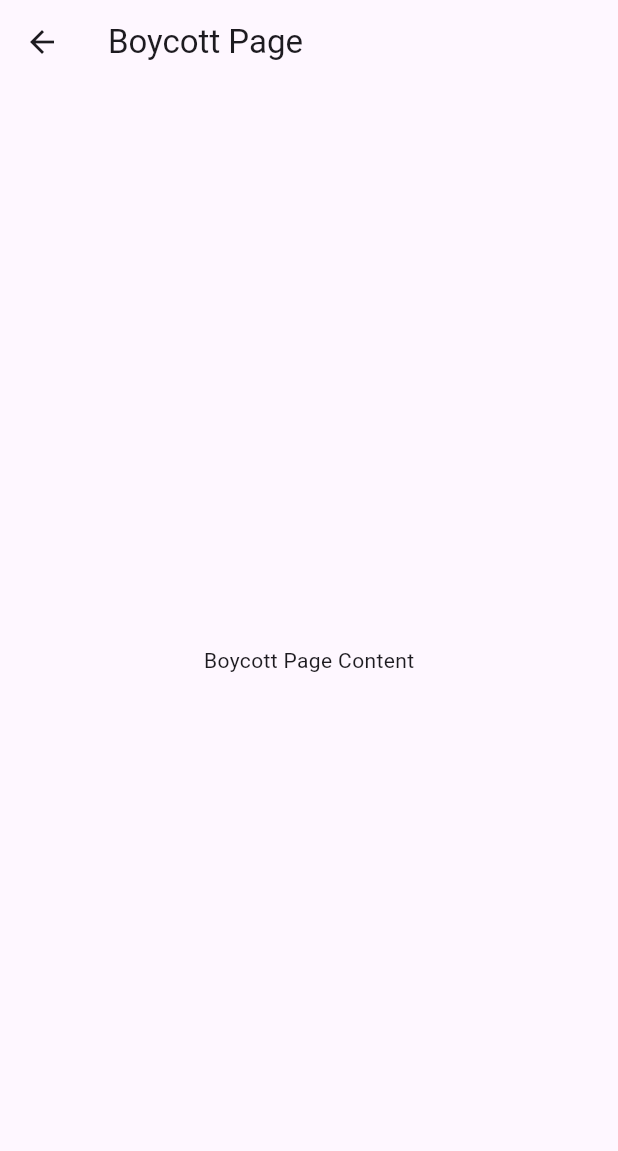
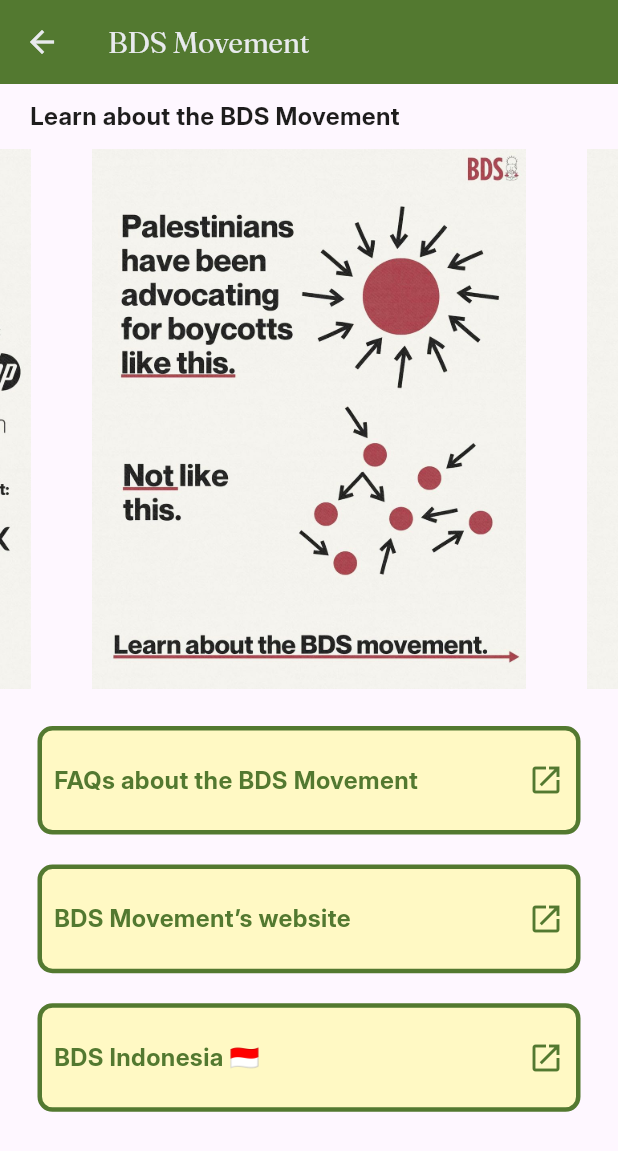
Before and after one commit to azdanrama/m4ps_palestine_app, a Flutter app: the BoycottPage screen opened directly, on a phone screen of 412 x 824 dp. Shown: the top 1151 px of the screen. Run offline on Flutter 3.47's test engine with Material 3 defaults, Android fonts, the phone set to English and light mode, and no system bars; drawn by our look-alikes of carousel_slider; our stand-ins replace flutter_native_splash.

Commit message:
feat: add boycott feature

```diff
--- a/m4ps_palestine_app/lib/boycott_page.dart
+++ b/m4ps_palestine_app/lib/boycott_page.dart
@@ -1,4 +1,13 @@
 import 'package:flutter/material.dart';
+import 'package:url_launcher/url_launcher.dart';
+import 'package:carousel_slider/carousel_slider.dart';
+
+List<Widget> carouselItems = [
+  Image.asset('assets/images/learnbds_1.jpg'),
+  Image.asset('assets/images/learnbds_2.jpg'),
+  Image.asset('assets/images/learnbds_3.jpg'),
+  Image.asset('assets/images/learnbds_4.jpg'),
+];
 
 class BoycottPage extends StatelessWidget {
   const BoycottPage({super.key});
@@ -7,10 +16,118 @@
   Widget build(BuildContext context) {
     return Scaffold(
       appBar: AppBar(
-        title: const Text('Boycott Page'),
+        backgroundColor: const Color.fromRGBO(83, 121, 48, 1),
+        iconTheme: const IconThemeData(
+          color: Color.fromRGBO(232, 234, 237, 1),
+        ),
+        title: const Text(
+          'BDS Movement',
+          style: TextStyle(
+            fontFamily: 'Fraunces',
+            fontSize: 20,
+            color: Color.fromRGBO(232, 234, 237, 1),
+          ),
+        ),
       ),
-      body: const Center(
-        child: Text('Boycott Page Content'),
+      body: Column(
+        children: [
+          const Padding(
+            padding: EdgeInsets.only(left: 20, right: 20, top: 10, bottom: 10),
+            child: SizedBox(
+            width: double.infinity,
+            child: Text(
+              "Learn about the BDS Movement",
+              textAlign: TextAlign.start,
+              style: TextStyle(
+                fontFamily: 'Inter',
+                fontSize: 16,
+                fontWeight: FontWeight.bold,
+                color: Color.fromRGBO(30, 29, 29, 1),
+              ),
+            ),
+            ),
+          ),
+          CarouselSlider(
+            items: carouselItems,
+            options: CarouselOptions(
+              height: 360,
+              autoPlay: true,
+              autoPlayCurve: Curves.easeInOut,
+              autoPlayAnimationDuration: const Duration(milliseconds: 2000),
+            ),
+          ),
+          Expanded(child:
+              GridView.count(
+              crossAxisCount: 1,
+              crossAxisSpacing: 20,
+              mainAxisSpacing: 20,
+              childAspectRatio: 10/2,
+              padding: const EdgeInsets.all(25),
+              children: [
+                buildClickableRect(
+                  Uri.parse('https://www.instagram.com/p/C767pwNiXT7'),
+                  'FAQs about the BDS Movement',
+                ),
+                buildClickableRect(
+                  Uri.parse('https://bdsmovement.net'),
+                  'BDS Movement’s website',
+                ),
+                buildClickableRect(
+                  Uri.parse('https://www.instagram.com/gerakanbds'),
+                  'BDS Indonesia 🇮🇩',
+                ),
+              ],
+            )
+          )
+        ],
+      )
+    );
+  }
+
+  Widget buildClickableRect(Uri url, String label) {
+    return GestureDetector(
+      onTap: () async {
+        if (await canLaunchUrl(url)) {
+          await launchUrl(url);
+        } else {
+          throw 'Could not launch $url';
+        }
+      },
+      child: Container(
+        width: 300,
+        height: 50,
+        decoration: BoxDecoration(
+          color: const Color.fromRGBO(255, 249, 196, 1),
+          border: Border.all(
+            color: const Color.fromRGBO(83, 121, 48, 1),
+            width: 3,
+          ),
+          borderRadius: BorderRadius.circular(10),
+        ),
+        child: Row(
+          mainAxisAlignment: MainAxisAlignment.spaceBetween,
+          children: [
+            Padding(
+              padding: const EdgeInsets.all(8.0),
+              child: Text(
+                label,
+                style: const TextStyle(
+                  fontFamily: 'Inter',
+                  fontSize: 16,
+                  fontWeight: FontWeight.w700,
+                  color: Color.fromRGBO(83, 121, 48, 1),
+                ),
+              ),
+            ),
+            const Padding(
+              padding: EdgeInsets.all(8.0),
+              child: Icon(
+                Icons.launch,
+                color: Color.fromRGBO(83, 121, 48, 1),
+              ),
+            ),
+          ],
+        ),
       ),
     );
   }
--- a/m4ps_palestine_app/pubspec.yaml
+++ b/m4ps_palestine_app/pubspec.yaml
@@ -37,6 +37,7 @@
   cupertino_icons: ^1.0.6
   flutter_native_splash: ^2.4.1
   url_launcher: ^6.3.0
+  carousel_slider: ^4.2.1
 
 dev_dependencies:
   flutter_test:
@@ -63,6 +64,10 @@
   # To add assets to your application, add an assets section, like this:
   assets:
     - assets/images/palestine_bg.png
+    - assets/images/learnbds_1.jpg
+    - assets/images/learnbds_2.jpg
+    - assets/images/learnbds_3.jpg
+    - assets/images/learnbds_4.jpg
 
   # An image asset can refer to one or more resolution-specific "variants", see
   # https://flutter.dev/assets-and-images/#resolution-aware
```
Also changed, not shown: m4ps_palestine_app/assets/images/learnbds_1.jpg (added), m4ps_palestine_app/assets/images/learnbds_2.jpg (added), m4ps_palestine_app/assets/images/learnbds_3.jpg (added), m4ps_palestine_app/assets/images/learnbds_4.jpg (added), m4ps_palestine_app/pubspec.lock.
